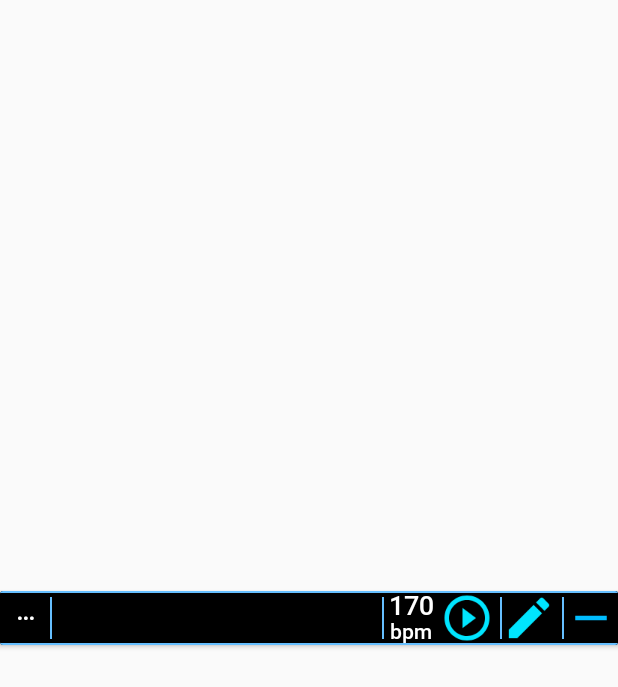
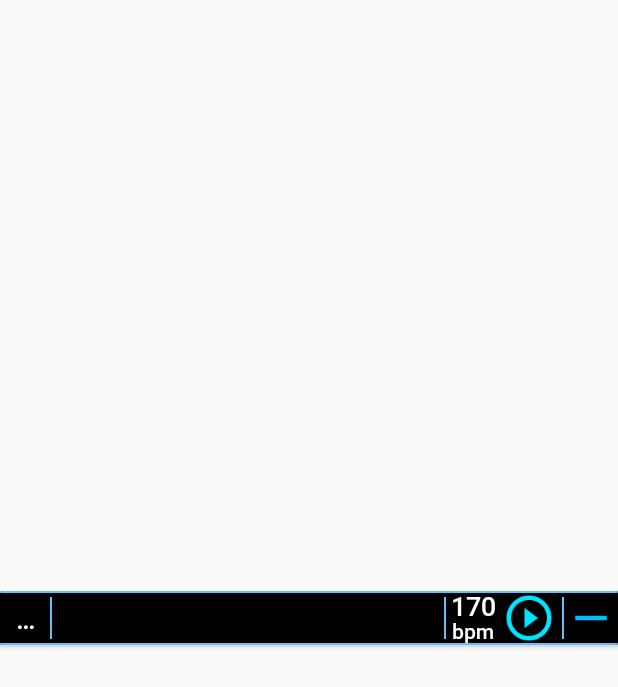
Before and after one commit to SuperBigBang/MusHelp, an Android app: the layout item_song_list.xml on its own in the app's theme, with its tools: preview values and no code run, on a phone screen of 412 x 824 dp. Shown: the top 687 px of the screen. Run offline under Robolectric (Android 15) with nearby library versions, the phone set to English and light mode, and no system bars.

Commit message:
feat: delete edit button's feat: add seekBar fix: song card view and top activity layout's has fixed for new desight

```diff
--- a/app/src/main/java/com/superbigbang/mushelp/screen/topLevelActivity/TopLevelViewActivity.java
+++ b/app/src/main/java/com/superbigbang/mushelp/screen/topLevelActivity/TopLevelViewActivity.java
@@ -27,8 +27,6 @@
 
     @BindView(R.id.adView)
     AdView mAdView;
-    @BindView(R.id.editListPenButton)
-    ImageButton editListPenButton;
     @BindView(R.id.RecyclerSetList)
     RecyclerView mRecyclerSetList;
     @BindView(R.id.RecyclerSongsList)
@@ -85,11 +83,9 @@
         super.onRestart();
     }
 
-    @OnClick({R.id.editListPenButton, R.id.buyButton, R.id.newItemCircleButton, R.id.volumeX2button})
+    @OnClick({R.id.buyButton, R.id.newItemCircleButton, R.id.volumeX2button})
     public void onViewClicked(View view) {
         switch (view.getId()) {
-            case R.id.editListPenButton:
-                break;
             case R.id.buyButton:
                 break;
             case R.id.newItemCircleButton:
--- a/app/src/main/res/layout/item_song_list.xml
+++ b/app/src/main/res/layout/item_song_list.xml
@@ -31,6 +31,7 @@
             android:textColor="@color/textColorPrimary"
             android:textSize="18sp"
             android:textStyle="normal"
+            app:layout_constraintBottom_toBottomOf="@+id/songName"
             app:layout_constraintStart_toStartOf="parent"
             app:layout_constraintTop_toTopOf="parent" />
 
@@ -100,6 +101,7 @@
             android:id="@+id/bpmEditMetro"
             android:layout_width="36sp"
             android:layout_height="wrap_content"
+            android:layout_marginTop="2dp"
             android:ellipsize="end"
             android:fontFamily="@font/roboto_medium"
             android:gravity="center"
@@ -140,33 +142,10 @@
             android:background="@color/colorPrimary"
             android:contentDescription="@string/playpausebutton"
             android:scaleType="fitCenter"
-            app:layout_constraintEnd_toStartOf="@+id/divider3"
+            app:layout_constraintBottom_toBottomOf="@+id/songName"
+            app:layout_constraintEnd_toStartOf="@+id/divider4"
             app:layout_constraintTop_toTopOf="parent"
             app:srcCompat="@drawable/baseline_play_circle_outline_white_48" />
-
-        <ImageView
-            android:id="@+id/divider3"
-            android:layout_width="1dp"
-            android:layout_height="0dp"
-            android:layout_marginTop="4dp"
-            android:layout_marginBottom="4dp"
-            android:contentDescription="@string/divider"
-            app:layout_constraintBottom_toBottomOf="@+id/songName"
-            app:layout_constraintEnd_toStartOf="@+id/editSongButton"
-            app:layout_constraintTop_toTopOf="@+id/songName"
-            app:srcCompat="@color/cornerColor" />
-
-        <ImageButton
-            android:id="@+id/editSongButton"
-            android:layout_width="36dp"
-            android:layout_height="36dp"
-            android:layout_marginEnd="4dp"
-            android:background="@color/colorPrimary"
-            android:contentDescription="@string/editsongbutton"
-            android:scaleType="fitCenter"
-            app:layout_constraintEnd_toStartOf="@+id/divider4"
-            app:layout_constraintTop_toTopOf="parent"
-            app:srcCompat="@drawable/baseline_create_white_48" />
 
         <ImageView
             android:id="@+id/divider4"
@@ -187,8 +166,10 @@
             android:background="@color/colorPrimary"
             android:contentDescription="@string/deletesongbutton"
             android:scaleType="fitCenter"
+            app:layout_constraintBottom_toBottomOf="@+id/songName"
             app:layout_constraintEnd_toEndOf="parent"
             app:layout_constraintTop_toTopOf="parent"
+            app:layout_constraintVertical_bias="0.0"
             app:srcCompat="@drawable/baseline_remove_white_36" />
 
         <View
```
Also changed, not shown: app/src/main/res/layout/activity_top_level.xml (+25 -26 lines).
